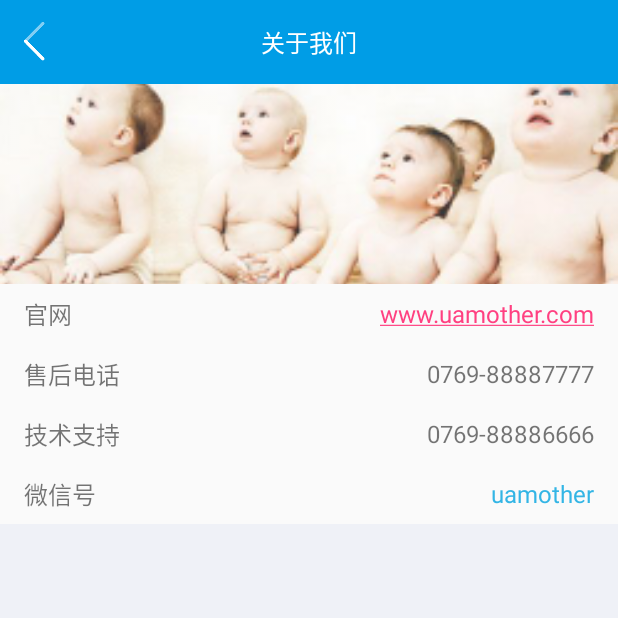
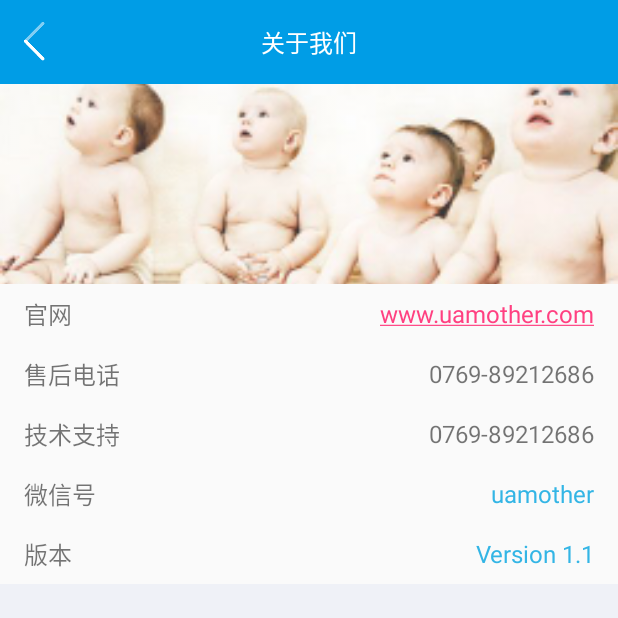
Before and after one commit to ysq1051838264/UaMother, an Android app: the AboutActivity screen opened directly, with no data from a screen before it, on a phone screen of 412 x 824 dp, the top half of it. Run offline under Robolectric (Android 15) with nearby library versions, the phone set to English and light mode, and no system bars; Roboto replaces fonts that are not available here.

```diff
--- a/app/build.gradle
+++ b/app/build.gradle
@@ -47,8 +47,7 @@ android {
 
 dependencies {
     compile fileTree(dir: 'libs', include: ['*.jar'])
-    compile 'com.android.support:appcompat-v7:22.2.1'
-
+    compile 'com.android.support:appcompat-v7:22.2.0'
     compile 'io.reactivex:rxjava:1.1.0'
     compile 'io.reactivex:rxandroid:0.24.0'
 
--- a/app/src/main/res/layout/activity_about.xml
+++ b/app/src/main/res/layout/activity_about.xml
@@ -77,7 +77,7 @@
                     android:layout_width="match_parent"
                     android:layout_height="wrap_content"
                     android:autoLink="phone"
-                    android:text="0769-88887777"
+                    android:text="0769-89212686"
                     android:gravity="right"
                     android:textSize="16dp"/>
         </LinearLayout>
@@ -97,7 +97,7 @@
                     android:layout_width="match_parent"
                     android:layout_height="wrap_content"
                     android:autoLink="phone"
-                    android:text="0769-88886666"
+                    android:text="0769-89212686"
                     android:gravity="right"
                     android:textSize="16dp"/>
         </LinearLayout>
@@ -124,6 +124,28 @@
                     android:textSize="16dp"/>
         </LinearLayout>
 
+        <LinearLayout
+                android:layout_width="match_parent"
+                android:layout_height="40dp"
+                android:gravity="center_vertical"
+                android:paddingLeft="16dp"
+                android:paddingRight="16dp">
+
+            <TextView
+                    android:layout_width="wrap_content"
+                    android:layout_height="wrap_content"
+                    android:textSize="16dp"
+                    android:text="版本"/>
+
+            <TextView
+                    android:layout_width="match_parent"
+                    android:layout_height="wrap_content"
+                    android:text="Version 1.1"
+                    android:gravity="right"
+                    android:textColor="@android:color/holo_blue_light"
+                    android:textSize="16dp"/>
+        </LinearLayout>
+
         <TextView
                 android:layout_width="match_parent"
                 android:layout_height="0dp"
```
Also changed, not shown: 3 other files.
